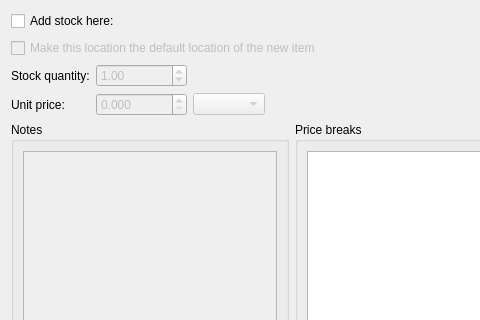
Above: wizard/wizardpagestockandpricing.ui from martonmiklos/qntree before the change; both pictures show x 0 to 480 and y 0 to 320 of the 584 by 408 pixel window. Below: the same form after it.
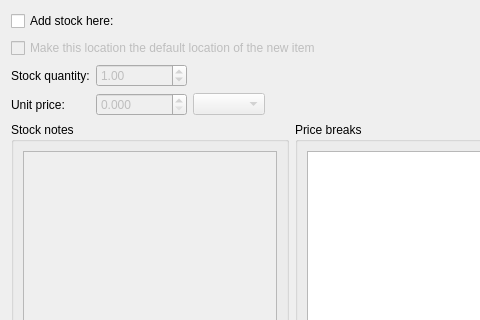
That is the form after the change.

Diff of the .ui file:
```diff
--- a/wizard/wizardpagestockandpricing.ui
+++ b/wizard/wizardpagestockandpricing.ui
@@ -103,7 +103,7 @@
    <item row="4" column="0" colspan="3">
     <widget class="QGroupBox" name="groupBoxNotes">
      <property name="title">
-      <string>Notes</string>
+      <string>Stock notes</string>
      </property>
      <layout class="QGridLayout" name="gridLayout_8">
       <item row="0" column="0">
```
Left out of the diff: 6 changed lines with no effect on the pictures.
